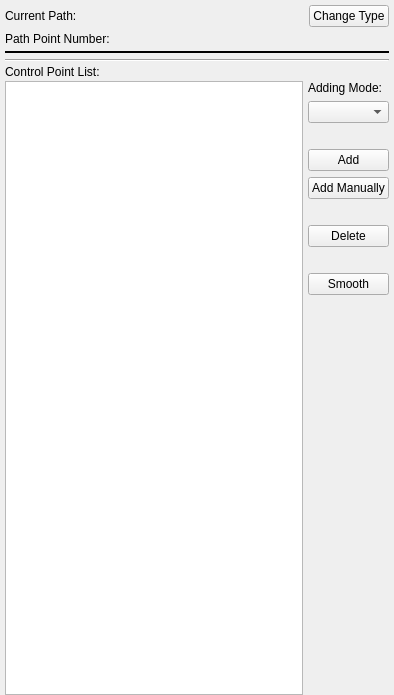
SimVascular/SimVascular, file Code/Source/Plugins/org.sv.gui.qt.pathplanning/src/internal/svPathEdit.ui: the form before one commit.
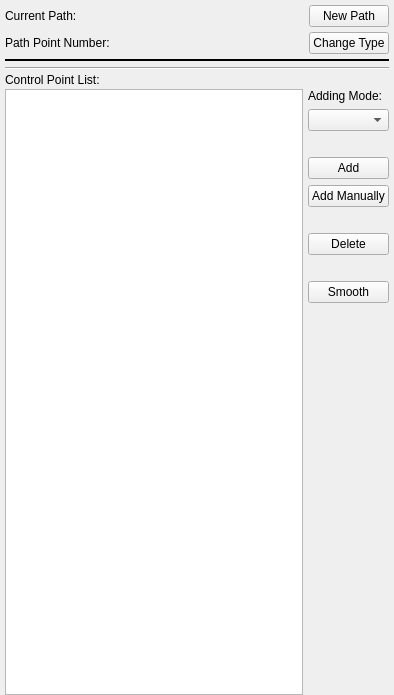
The form after the commit. Custom widgets are drawn as their Qt base class.

Commit message: add custom menu items from sv application plugin instead of sv projectdatanodes plugin; convenient button to create new path and contour group from plugin GUI

What changed in the file:
```diff
--- a/Code/Source/Plugins/org.sv.gui.qt.pathplanning/src/internal/svPathEdit.ui
+++ b/Code/Source/Plugins/org.sv.gui.qt.pathplanning/src/internal/svPathEdit.ui
@@ -66,26 +66,6 @@
         </property>
        </widget>
       </item>
-      <item row="0" column="2">
-       <widget class="QPushButton" name="btnChange">
-        <property name="sizePolicy">
-         <sizepolicy hsizetype="Fixed" vsizetype="Fixed">
-          <horstretch>0</horstretch>
-          <verstretch>0</verstretch>
-         </sizepolicy>
-        </property>
-        <property name="text">
-         <string>Change Type</string>
-        </property>
-       </widget>
-      </item>
-      <item row="0" column="1">
-       <widget class="QLabel" name="labelPathName">
-        <property name="text">
-         <string/>
-        </property>
-       </widget>
-      </item>
       <item row="1" column="1">
        <widget class="QLabel" name="labelPathPointNumber">
         <property name="text">
@@ -106,6 +86,39 @@
         </property>
        </widget>
       </item>
+      <item row="0" column="1">
+       <widget class="QLabel" name="labelPathName">
+        <property name="text">
+         <string/>
+        </property>
+       </widget>
+      </item>
+      <item row="1" column="2">
+       <widget class="QPushButton" name="btnChange">
+        <property name="sizePolicy">
+         <sizepolicy hsizetype="Fixed" vsizetype="Fixed">
+          <horstretch>0</horstretch>
+          <verstretch>0</verstretch>
+         </sizepolicy>
+        </property>
+        <property name="text">
+         <string>Change Type</string>
+        </property>
+       </widget>
+      </item>
+      <item row="0" column="2">
+       <widget class="QPushButton" name="btnNewPath">
+        <property name="sizePolicy">
+         <sizepolicy hsizetype="Preferred" vsizetype="Fixed">
+          <horstretch>0</horstretch>
+          <verstretch>0</verstretch>
+         </sizepolicy>
+        </property>
+        <property name="text">
+         <string>New Path</string>
+        </property>
+       </widget>
+      </item>
      </layout>
     </widget>
    </item>
```
The commit also changes 13 other files.
